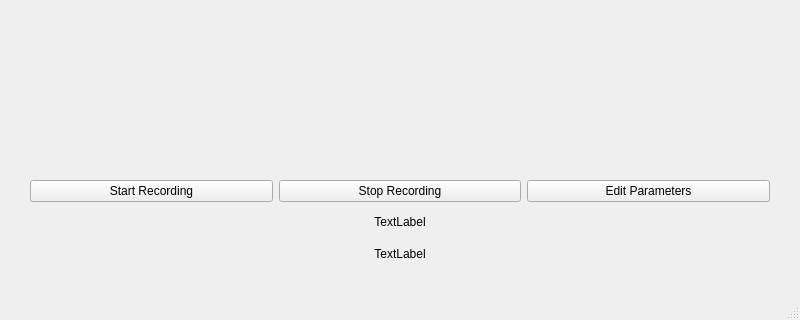
Above: mainwindow.ui from NK5fr/camera_manager before the change; both pictures show x 0 to 800 and y 280 to 600 of the 800 by 600 pixel window. Below: the same form after it.
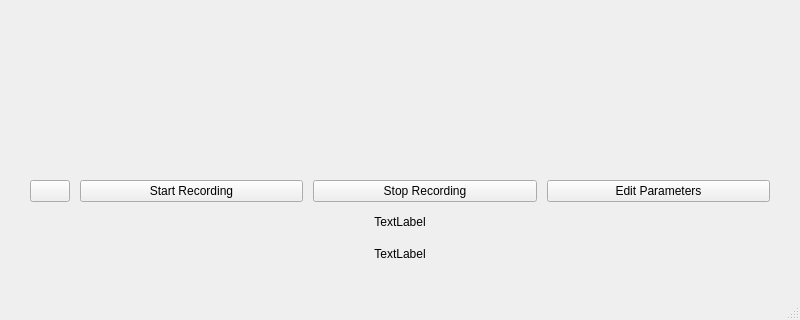
That is the form after the change.

Commit message: 02/05 changed the settings widget and added the cool buttons :)

```diff
--- a/mainwindow.ui
+++ b/mainwindow.ui
@@ -30,7 +30,7 @@
      <set>Qt::AlignCenter</set>
     </property>
    </widget>
-   <widget class="QWidget" name="">
+   <widget class="QWidget" name="layoutWidget">
     <property name="geometry">
      <rect>
       <x>30</x>
@@ -42,6 +42,25 @@
     <layout class="QVBoxLayout" name="verticalLayout">
      <item>
       <layout class="QHBoxLayout" name="horizontalLayout">
+       <property name="spacing">
+        <number>10</number>
+       </property>
+       <property name="sizeConstraint">
+        <enum>QLayout::SetDefaultConstraint</enum>
+       </property>
+       <item>
+        <widget class="QPushButton" name="framerateButton">
+         <property name="sizePolicy">
+          <sizepolicy hsizetype="Fixed" vsizetype="Ignored">
+           <horstretch>0</horstretch>
+           <verstretch>0</verstretch>
+          </sizepolicy>
+         </property>
+         <property name="text">
+          <string/>
+         </property>
+        </widget>
+       </item>
        <item>
         <widget class="QPushButton" name="startButton">
          <property name="text">
@@ -66,7 +85,7 @@
       </layout>
      </item>
      <item>
-      <widget class="QLabel" name="serial">
+      <widget class="QLabel" name="name">
        <property name="text">
         <string>TextLabel</string>
        </property>
@@ -76,7 +95,7 @@
       </widget>
      </item>
      <item>
-      <widget class="QLabel" name="name">
+      <widget class="QLabel" name="serial">
        <property name="text">
         <string>TextLabel</string>
        </property>
```
The commit also changes 11 other files.
